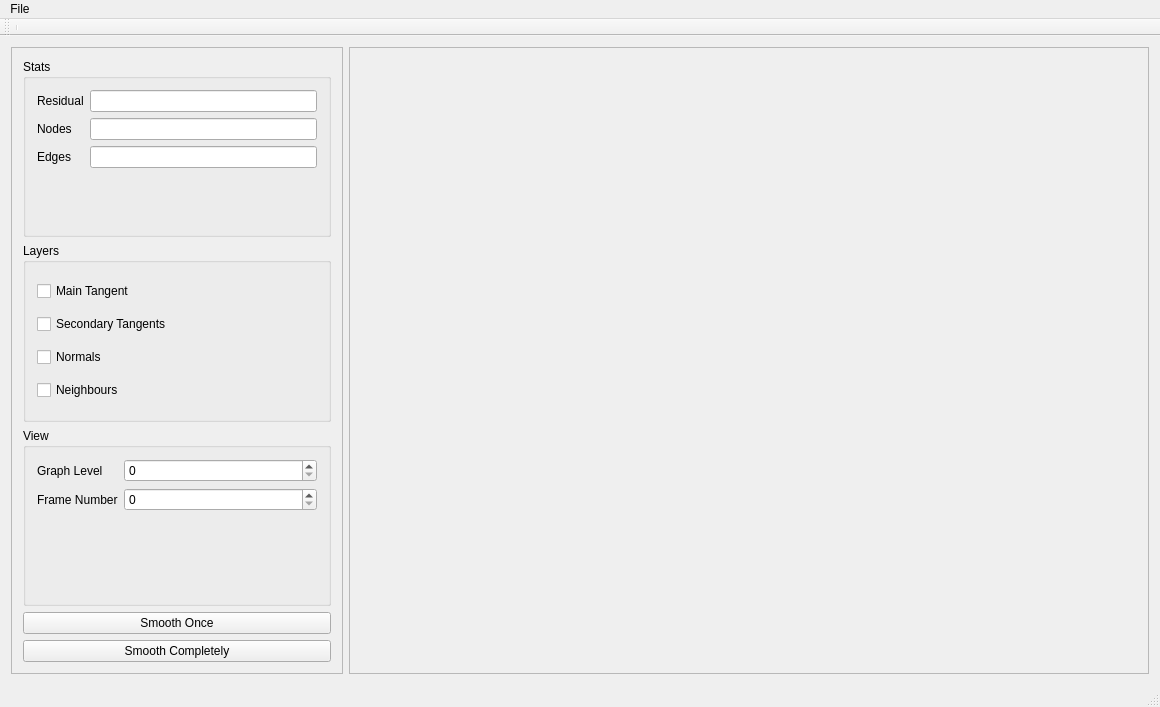
Above: src/QtMain/AnimeshMainWindow.ui from jimbok8/Animesh before the change. Below: the same form after it.
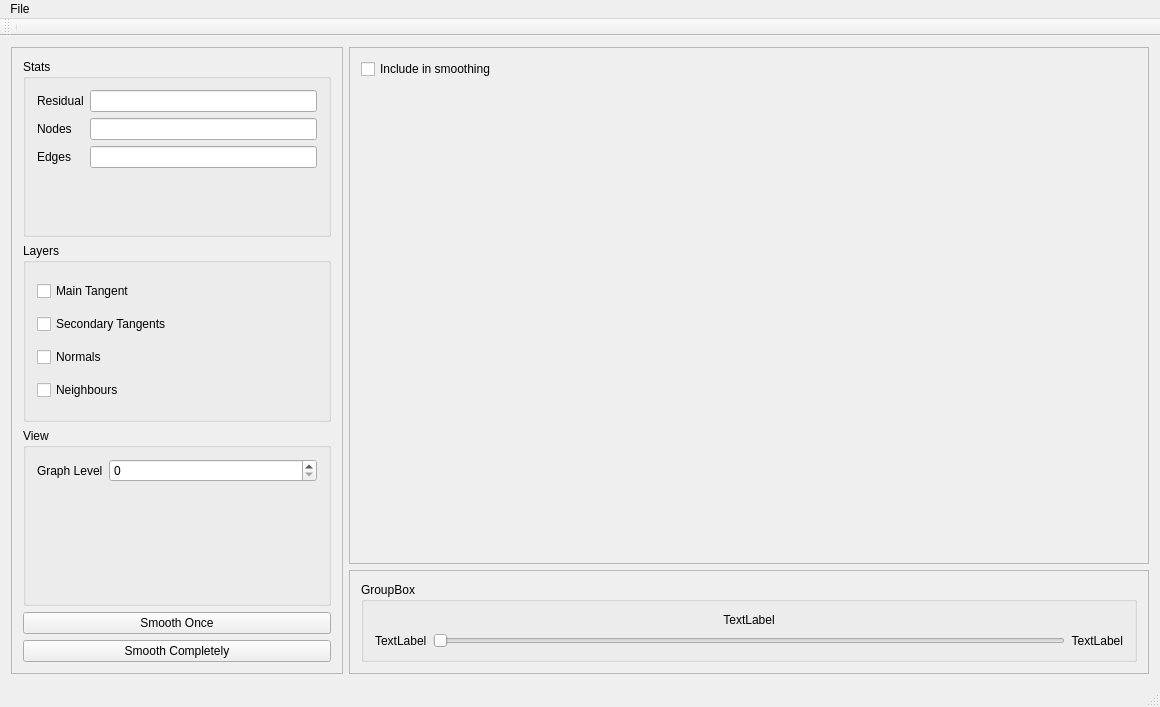
That is the form after the change. Custom widgets are drawn as their Qt base class.

The edit to the form file:
```diff
--- a/src/QtMain/AnimeshMainWindow.ui
+++ b/src/QtMain/AnimeshMainWindow.ui
@@ -55,6 +55,12 @@
           <height>400</height>
          </size>
         </property>
+        <property name="maximumSize">
+         <size>
+          <width>400</width>
+          <height>16777215</height>
+         </size>
+        </property>
         <property name="frameShape">
          <enum>QFrame::StyledPanel</enum>
         </property>
@@ -79,6 +85,12 @@
              <height>110</height>
             </size>
            </property>
+           <property name="maximumSize">
+            <size>
+             <width>16777215</width>
+             <height>200</height>
+            </size>
+           </property>
            <property name="title">
             <string>Stats</string>
            </property>
@@ -142,6 +154,12 @@
              <height>110</height>
             </size>
            </property>
+           <property name="maximumSize">
+            <size>
+             <width>16777215</width>
+             <height>200</height>
+            </size>
+           </property>
            <property name="title">
             <string>Layers</string>
            </property>
@@ -191,23 +209,16 @@
              <height>110</height>
             </size>
            </property>
+           <property name="maximumSize">
+            <size>
+             <width>16777215</width>
+             <height>800</height>
+            </size>
+           </property>
            <property name="title">
             <string>View</string>
            </property>
            <layout class="QFormLayout" name="formLayout">
-            <item row="2" column="0">
-             <widget class="QLabel" name="lblFrameNumber">
-              <property name="text">
-               <string>Frame Number</string>
-              </property>
-             </widget>
-            </item>
-            <item row="1" column="1">
-             <widget class="QSpinBox" name="sbGraphLevel"/>
-            </item>
-            <item row="2" column="1">
-             <widget class="QSpinBox" name="sbFrameNumber"/>
-            </item>
             <item row="1" column="0">
              <widget class="QLabel" name="lblGraphLevel">
               <property name="text">
@@ -215,6 +226,9 @@
               </property>
              </widget>
             </item>
+            <item row="1" column="1">
+             <widget class="QSpinBox" name="sbGraphLevel"/>
+            </item>
            </layout>
           </widget>
          </item>
@@ -236,6 +250,8 @@
        </widget>
       </item>
       <item>
+       <layout class="QVBoxLayout" name="verticalLayout_7">
+        <item>
        <widget class="QFrame" name="frmView">
         <property name="sizePolicy">
          <sizepolicy hsizetype="Expanding" vsizetype="Expanding">
@@ -256,6 +272,19 @@
          <enum>QFrame::Raised</enum>
         </property>
         <layout class="QVBoxLayout" name="verticalLayout_3">
+           <item>
+            <widget class="QCheckBox" name="cb_include_frame">
+             <property name="minimumSize">
+              <size>
+               <width>200</width>
+               <height>0</height>
+              </size>
+             </property>
+             <property name="text">
+              <string>Include in smoothing</string>
+             </property>
+            </widget>
+           </item>
          <item>
           <widget class="QVTKWidget" name="qvtkWidget" native="true">
            <property name="sizePolicy">
@@ -269,6 +298,89 @@
         </layout>
        </widget>
       </item>
+        <item>
+         <widget class="QFrame" name="frame">
+          <property name="minimumSize">
+           <size>
+            <width>0</width>
+            <height>100</height>
+           </size>
+          </property>
+          <property name="frameShape">
+           <enum>QFrame::StyledPanel</enum>
+          </property>
+          <property name="frameShadow">
+           <enum>QFrame::Raised</enum>
+          </property>
+          <layout class="QVBoxLayout" name="verticalLayout_6">
+           <item>
+            <widget class="QGroupBox" name="gb_frame_selector">
+             <property name="minimumSize">
+              <size>
+               <width>0</width>
+               <height>50</height>
+              </size>
+             </property>
+             <property name="title">
+              <string>GroupBox</string>
+             </property>
+             <layout class="QHBoxLayout" name="horizontalLayout_2">
+              <item>
+               <layout class="QVBoxLayout" name="verticalLayout_5">
+                <item>
+                 <widget class="QLabel" name="lbl_current_frame">
+                  <property name="sizePolicy">
+                   <sizepolicy hsizetype="Expanding" vsizetype="Preferred">
+                    <horstretch>0</horstretch>
+                    <verstretch>0</verstretch>
+                   </sizepolicy>
+                  </property>
+                  <property name="text">
+                   <string>TextLabel</string>
+                  </property>
+                  <property name="alignment">
+                   <set>Qt::AlignCenter</set>
+                  </property>
+                 </widget>
+                </item>
+                <item>
+                 <layout class="QHBoxLayout" name="horizontalLayout_3">
+                  <item>
+                   <widget class="QLabel" name="lbl_first_frame">
+                    <property name="text">
+                     <string>TextLabel</string>
+                    </property>
+                   </widget>
+                  </item>
+                  <item>
+                   <widget class="QSlider" name="hs_frame_selector">
+                    <property name="orientation">
+                     <enum>Qt::Horizontal</enum>
+                    </property>
+                   </widget>
+                  </item>
+                  <item>
+                   <widget class="QLabel" name="lbl_last_frame">
+                    <property name="text">
+                     <string>TextLabel</string>
+                    </property>
+                    <property name="alignment">
+                     <set>Qt::AlignRight|Qt::AlignTrailing|Qt::AlignVCenter</set>
+                    </property>
+                   </widget>
+                  </item>
+                 </layout>
+                </item>
+               </layout>
+              </item>
+             </layout>
+            </widget>
+           </item>
+          </layout>
+         </widget>
+        </item>
+       </layout>
+      </item>
      </layout>
     </item>
    </layout>
@@ -309,32 +421,6 @@
     <string>Open...</string>
    </property>
   </action>
-  <action name="action_poly">
-   <property name="text">
-    <string>Poly</string>
-   </property>
-   <property name="toolTip">
-    <string>Poly</string>
-   </property>
-  </action>
-  <action name="action_plane">
-   <property name="text">
-    <string>Plane</string>
-   </property>
-   <property name="toolTip">
-    <string>Plane</string>
-   </property>
-  </action>
-  <action name="action_cube">
-   <property name="text">
-    <string>Cube</string>
-   </property>
-  </action>
-  <action name="action_sphere">
-   <property name="text">
-    <string>Sphere</string>
-   </property>
-  </action>
   <action name="action_exit">
    <property name="text">
     <string>Exit</string>
```
Lines whose indentation alone changed are shown as unchanged.
